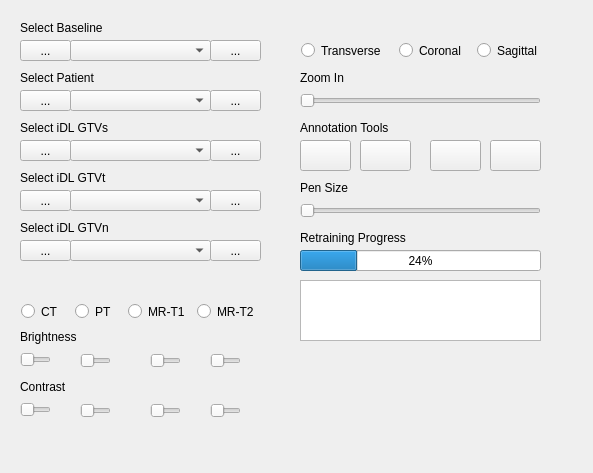
The window that py_code/core.ui (BBQtime/iDL_3d) describes before a commit, drawn with Qt 5.
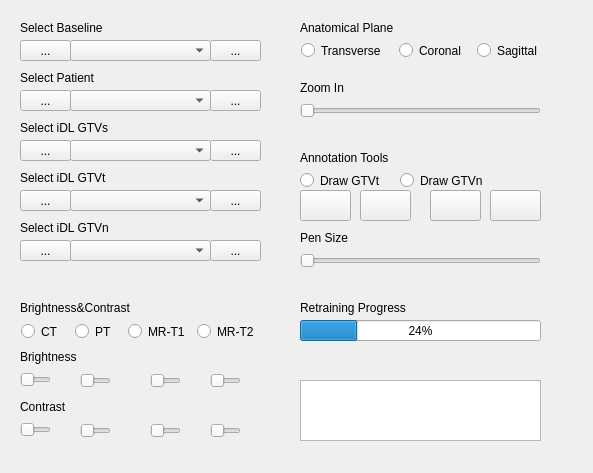
The same window after the commit.

Commit message: add radio button to switch between gtvt and gtvn correction

```diff
--- a/py_code/core.ui
+++ b/py_code/core.ui
@@ -64,7 +64,7 @@
     <property name="geometry">
      <rect>
       <x>20</x>
-      <y>349</y>
+      <y>369</y>
       <width>31</width>
       <height>22</height>
      </rect>
@@ -77,7 +77,7 @@
     <property name="geometry">
      <rect>
       <x>20</x>
-      <y>399</y>
+      <y>419</y>
       <width>31</width>
       <height>22</height>
      </rect>
@@ -90,7 +90,7 @@
     <property name="geometry">
      <rect>
       <x>20</x>
-      <y>329</y>
+      <y>349</y>
       <width>64</width>
       <height>15</height>
      </rect>
@@ -103,7 +103,7 @@
     <property name="geometry">
      <rect>
       <x>20</x>
-      <y>379</y>
+      <y>399</y>
       <width>52</width>
       <height>15</height>
      </rect>
@@ -266,7 +266,7 @@
     <property name="geometry">
      <rect>
       <x>300</x>
-      <y>250</y>
+      <y>320</y>
       <width>241</width>
       <height>21</height>
      </rect>
@@ -279,7 +279,7 @@
     <property name="geometry">
      <rect>
       <x>300</x>
-      <y>230</y>
+      <y>300</y>
       <width>152</width>
       <height>15</height>
      </rect>
@@ -292,7 +292,7 @@
     <property name="geometry">
      <rect>
       <x>300</x>
-      <y>120</y>
+      <y>150</y>
       <width>241</width>
       <height>16</height>
      </rect>
@@ -305,7 +305,7 @@
     <property name="geometry">
      <rect>
       <x>300</x>
-      <y>140</y>
+      <y>190</y>
       <width>51</width>
       <height>31</height>
      </rect>
@@ -318,7 +318,7 @@
     <property name="geometry">
      <rect>
       <x>430</x>
-      <y>140</y>
+      <y>190</y>
       <width>51</width>
       <height>31</height>
      </rect>
@@ -331,7 +331,7 @@
     <property name="geometry">
      <rect>
       <x>490</x>
-      <y>140</y>
+      <y>190</y>
       <width>51</width>
       <height>31</height>
      </rect>
@@ -344,7 +344,7 @@
     <property name="geometry">
      <rect>
       <x>300</x>
-      <y>280</y>
+      <y>380</y>
       <width>241</width>
       <height>61</height>
      </rect>
@@ -393,7 +393,7 @@
     <property name="geometry">
      <rect>
       <x>21</x>
-      <y>301</y>
+      <y>321</y>
       <width>42</width>
       <height>21</height>
      </rect>
@@ -406,7 +406,7 @@
     <property name="geometry">
      <rect>
       <x>75</x>
-      <y>301</y>
+      <y>321</y>
       <width>41</width>
       <height>21</height>
      </rect>
@@ -419,7 +419,7 @@
     <property name="geometry">
      <rect>
       <x>128</x>
-      <y>301</y>
+      <y>321</y>
       <width>63</width>
       <height>21</height>
      </rect>
@@ -432,7 +432,7 @@
     <property name="geometry">
      <rect>
       <x>197</x>
-      <y>301</y>
+      <y>321</y>
       <width>63</width>
       <height>21</height>
      </rect>
@@ -445,7 +445,7 @@
     <property name="geometry">
      <rect>
       <x>300</x>
-      <y>90</y>
+      <y>100</y>
       <width>241</width>
       <height>22</height>
      </rect>
@@ -458,7 +458,7 @@
     <property name="geometry">
      <rect>
       <x>300</x>
-      <y>70</y>
+      <y>80</y>
       <width>52</width>
       <height>15</height>
      </rect>
@@ -520,7 +520,7 @@
     <property name="geometry">
      <rect>
       <x>80</x>
-      <y>350</y>
+      <y>370</y>
       <width>31</width>
       <height>22</height>
      </rect>
@@ -533,7 +533,7 @@
     <property name="geometry">
      <rect>
       <x>150</x>
-      <y>350</y>
+      <y>370</y>
       <width>31</width>
       <height>22</height>
      </rect>
@@ -546,7 +546,7 @@
     <property name="geometry">
      <rect>
       <x>210</x>
-      <y>350</y>
+      <y>370</y>
       <width>31</width>
       <height>22</height>
      </rect>
@@ -559,7 +559,7 @@
     <property name="geometry">
      <rect>
       <x>80</x>
-      <y>400</y>
+      <y>420</y>
       <width>31</width>
       <height>22</height>
      </rect>
@@ -572,7 +572,7 @@
     <property name="geometry">
      <rect>
       <x>150</x>
-      <y>400</y>
+      <y>420</y>
       <width>31</width>
       <height>22</height>
      </rect>
@@ -585,7 +585,7 @@
     <property name="geometry">
      <rect>
       <x>210</x>
-      <y>400</y>
+      <y>420</y>
       <width>31</width>
       <height>22</height>
      </rect>
@@ -598,7 +598,7 @@
     <property name="geometry">
      <rect>
       <x>300</x>
-      <y>200</y>
+      <y>250</y>
       <width>241</width>
       <height>22</height>
      </rect>
@@ -611,7 +611,7 @@
     <property name="geometry">
      <rect>
       <x>300</x>
-      <y>180</y>
+      <y>230</y>
       <width>52</width>
       <height>15</height>
      </rect>
@@ -624,7 +624,7 @@
     <property name="geometry">
      <rect>
       <x>360</x>
-      <y>140</y>
+      <y>190</y>
       <width>51</width>
       <height>31</height>
      </rect>
@@ -633,6 +633,58 @@
      <string/>
     </property>
    </widget>
+   <widget class="QLabel" name="_text_label_bright_contrast">
+    <property name="geometry">
+     <rect>
+      <x>20</x>
+      <y>300</y>
+      <width>141</width>
+      <height>16</height>
+     </rect>
+    </property>
+    <property name="text">
+     <string>Brightness&amp;Contrast</string>
+    </property>
+   </widget>
+   <widget class="QLabel" name="_text_label_plane">
+    <property name="geometry">
+     <rect>
+      <x>300</x>
+      <y>20</y>
+      <width>121</width>
+      <height>16</height>
+     </rect>
+    </property>
+    <property name="text">
+     <string>Anatomical Plane</string>
+    </property>
+   </widget>
+   <widget class="QRadioButton" name="_radio_btn_draw_gtvn">
+    <property name="geometry">
+     <rect>
+      <x>400</x>
+      <y>170</y>
+      <width>101</width>
+      <height>21</height>
+     </rect>
+    </property>
+    <property name="text">
+     <string>Draw GTVn</string>
+    </property>
+   </widget>
+   <widget class="QRadioButton" name="_radio_btn_draw_gtvt">
+    <property name="geometry">
+     <rect>
+      <x>300</x>
+      <y>170</y>
+      <width>91</width>
+      <height>21</height>
+     </rect>
+    </property>
+    <property name="text">
+     <string>Draw GTVt</string>
+    </property>
+   </widget>
   </widget>
  </widget>
  <resources/>
```
The commit also changes 4 other files.
